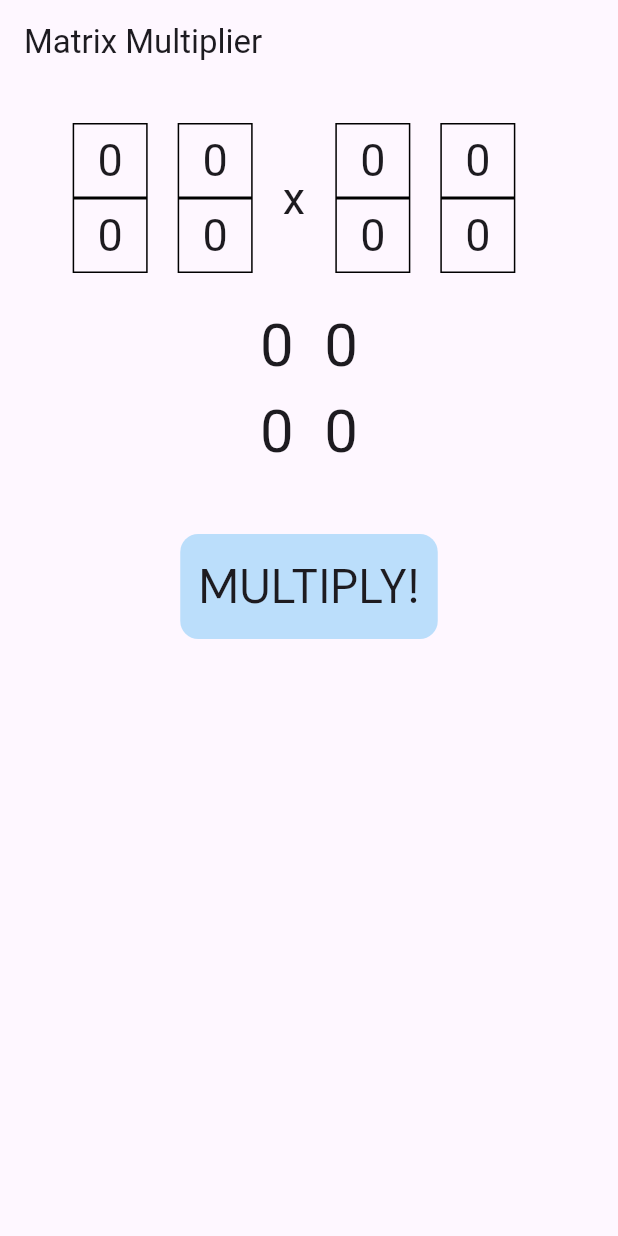
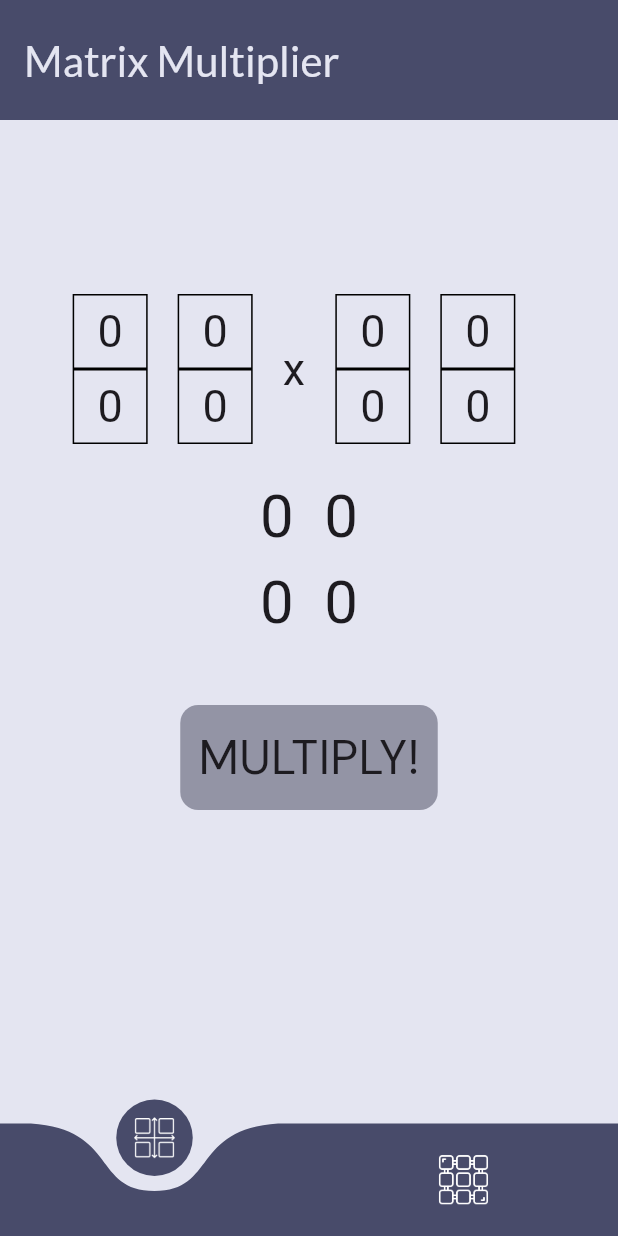
Before and after one commit to mayankKushwaha13/matrixMultiplierAppCodingWeek, a Flutter app: the screen it shows after launch, on a phone screen of 412 x 824 dp. Run offline on Flutter 3.47's test engine with Material 3 defaults, Android fonts, the phone set to English and light mode, and no system bars; drawn by our look-alikes of curved_navigation_bar; our stand-ins replace google_fonts.

Commit message:
subpart 2

```diff
--- /dev/null
+++ b/lib/2x2matrixPage.dart
@@ -0,0 +1,189 @@
+
+import 'package:flutter/material.dart';
+import 'package:google_fonts/google_fonts.dart';
+
+class MatrixMultiplyScreen extends StatefulWidget {
+  @override
+  _MatrixMultiplyScreenState createState() => _MatrixMultiplyScreenState();
+}
+
+class _MatrixMultiplyScreenState extends State<MatrixMultiplyScreen> {
+
+  int myIndex = 0;
+
+  int s11 = 0;
+  int s12 = 0;
+  int s21 = 0;
+  int s22 = 0;
+  int t11 = 0;
+  int t12 = 0;
+  int t21 = 0;
+  int t22 = 0;
+  int p11 = 0;
+  int p12 = 0;
+  int p21 = 0;
+  int p22 = 0;
+
+  void updateS(int row, int col) {
+    setState(() {
+      if (row == 0 && col == 0) {
+        s11 = (s11 + 1) % 10;
+      } else if (row == 0 && col == 1) {
+        s12 = (s12 + 1) % 10;
+      } else if (row == 1 && col == 0) {
+        s21 = (s21 + 1) % 10;
+      } else if (row == 1 && col == 1) {
+        s22 = (s22 + 1) % 10;
+      }
+    });
+  }
+
+  void updateT(int row, int col) {
+    setState(() {
+      if (row == 0 && col == 0) {
+        t11 = (t11 + 1) % 10;
+      } else if (row == 0 && col == 1) {
+        t12 = (t12 + 1) % 10;
+      } else if (row == 1 && col == 0) {
+        t21 = (t21 + 1) % 10;
+      } else if (row == 1 && col == 1) {
+        t22 = (t22 + 1) % 10;
+      }
+    });
+  }
+
+  void updateP()
+  {
+    setState(() {
+      p11 = s11*s21 + t11*s22;
+      p12 = s11*t21 + t11*t22;
+      p21 = s12*s21 + s22*t12;
+      p22 = s12*t21 + t12*t22;
+
+      p11 %= 10;
+      p12 %= 10;
+      p21 %= 10;
+      p22 %= 10;
+    });
+  }
+  @override
+  Widget build(BuildContext context) {
+    return SafeArea(
+      child: Scaffold(
+        backgroundColor: const Color.fromARGB(255, 228,229,241),
+        body: Padding(
+          padding: const EdgeInsets.all(16.0),
+          child: Column(
+            crossAxisAlignment: CrossAxisAlignment.center,
+            children: <Widget>[
+              // Text(
+              //   "Matrix Multiplier",
+              //   style: TextStyle(fontSize: 20),
+              // ),
+              SizedBox(height: 100),
+              Row(
+                mainAxisAlignment: MainAxisAlignment.center,
+                children: [
+                  Column(
+                    children: [
+                      _buildMatrixCell(s11, 0, 0, updateS),
+                      _buildMatrixCell(s12, 0, 1, updateS),
+                    ],
+                  ),
+                  SizedBox(width: 20),
+                  Column(
+                    children: [
+                      _buildMatrixCell(t11, 0, 0, updateT),
+                      _buildMatrixCell(t12, 0, 1, updateT),
+                    ],
+                  ),
+                  SizedBox(width: 20),
+                  Column(
+                    children: [
+                      Text("x", style: TextStyle(fontSize: 30)),
+                    ],
+                  ),
+                  SizedBox(width: 20),
+                  Column(
+                    children: [
+                      _buildMatrixCell(s21, 1, 0, updateS),
+                      _buildMatrixCell(s22, 1, 1, updateS),
+                    ],
+                  ),
+                  SizedBox(width: 20),
+                  Column(
+                    children: [
+                      _buildMatrixCell(t21, 1, 0, updateT),
+                      _buildMatrixCell(t22, 1, 1, updateT),
+                    ],
+                  ),
+                  SizedBox(width: 20),
+                ],
+              ),
+              SizedBox(height: 20),
+              Row(
+                mainAxisAlignment: MainAxisAlignment.center,
+                children: [
+                  Column(
+                    children: [
+                      Text("$p11",style: TextStyle(fontSize: 40,),),
+                      Text("$p21",style: TextStyle(fontSize: 40),),
+                    ],
+                  ),
+                  SizedBox(width: 20),
+                  Column(
+                    children: [
+                      Text("$p12",style: TextStyle(fontSize: 40),),
+                      Text("$p22",style: TextStyle(fontSize: 40),),
+                    ],
+                  ),
+                ],
+              ),
+              SizedBox(height: 40,),
+              Ink(
+                padding: EdgeInsets.all(12),
+                decoration: BoxDecoration(
+                  borderRadius: BorderRadius.circular(12),
+                  color: Color.fromARGB(255, 147, 148, 165),
+                ),
+                child: InkWell(
+                  onTap: () {
+                    updateP();
+                  },
+                  child: Text(
+                    "MULTIPLY!",
+                    style: GoogleFonts.dmSans(
+                      fontSize: 32,
+                    ),
+                  ),
+                ),
+              ),
+
+              SizedBox(height: 40,),
+
+            ],
+          ),
+        ),
+      ),
+    );
+  }
+
+  Widget _buildMatrixCell(int value, int row, int col, Function(int, int) onPressed) {
+    return GestureDetector(
+      onTap: () => onPressed(row, col),
+      child: Container(
+        width: 50,
+        height: 50,
+        decoration: BoxDecoration(
+          border: Border.all(),
+        ),
+        child: Center(
+          child: Text(
+            value.toString(),
+            style: TextStyle(fontSize: 30,),
+          ),
+        ),
+      ),
+    );
+  }
+}
--- /dev/null
+++ b/lib/homePage.dart
@@ -0,0 +1,70 @@
+import 'package:curved_navigation_bar/curved_navigation_bar.dart';
+import 'package:flutter/material.dart';
+import 'package:google_fonts/google_fonts.dart';
+import 'package:untitled4/2x2matrixPage.dart';
+import 'package:untitled4/3x3matrix.dart';
+
+class HomePage extends StatefulWidget {
+  const HomePage({super.key});
+
+  @override
+  State<HomePage> createState() => _HomePageState();
+}
+
+class _HomePageState extends State<HomePage> {
+
+  int myIndex = 0;
+
+  List<Widget> PageList = [
+    MatrixMultiplyScreen(),
+    Matrix3x3Page(),
+  ];
+  @override
+  Widget build(BuildContext context) {
+    return Scaffold(
+      backgroundColor: const Color.fromARGB(255, 228,229,241),
+      bottomNavigationBar: CurvedNavigationBar(
+          backgroundColor: Color.fromARGB(255, 228,229,241),
+          color: const Color.fromARGB(255, 72, 75, 106),
+          animationDuration: Duration(milliseconds: 300),
+          onTap: (index){
+            setState(() {
+              myIndex = index;
+            });
+          },
+          index: myIndex,
+          items: [
+            Container(
+              height: 35,
+              width: 35,
+              child: Image.asset('lib/assets/matrix.png',
+              color: Colors.white,
+              ),
+            ),
+            Container(
+              height: 35,
+              width: 35,
+              child: Column(
+                children: [
+                  Image.asset('lib/assets/locator.png',
+                  color: Colors.white,
+                  ),
+                ],
+              ),
+            ),
+          ],
+        ),
+
+        appBar: AppBar(
+          toolbarHeight: 80,
+          backgroundColor: Color.fromARGB(255, 72, 75, 106),
+          title: Text('Matrix Multiplier',
+          style: GoogleFonts.lato(
+            fontSize: 28,
+            color: Color.fromARGB(255, 228,229,241),
+          ),),
+        ),
+        body: PageList[myIndex],
+    );
+  }
+}
--- a/lib/main.dart
+++ b/lib/main.dart
@@ -1,5 +1,6 @@
+
 import 'package:flutter/material.dart';
-import 'package:google_fonts/google_fonts.dart';
+import 'package:untitled4/homePage.dart';
 
 void main() {
   runApp(MatrixMultiplyApp());
@@ -11,187 +12,7 @@ class MatrixMultiplyApp extends StatelessWidget {
     return MaterialApp(
       title: 'Matrix Multiplier',
       debugShowCheckedModeBanner: false,
-      home: MatrixMultiplyScreen(),
+      home: HomePage(),
     );
   }
 }
-
-class MatrixMultiplyScreen extends StatefulWidget {
-  @override
-  _MatrixMultiplyScreenState createState() => _MatrixMultiplyScreenState();
-}
-
-class _MatrixMultiplyScreenState extends State<MatrixMultiplyScreen> {
-  int s11 = 0;
-  int s12 = 0;
-  int s21 = 0;
-  int s22 = 0;
-  int t11 = 0;
-  int t12 = 0;
-  int t21 = 0;
-  int t22 = 0;
-  int p11 = 0;
-  int p12 = 0;
-  int p21 = 0;
-  int p22 = 0;
-
-  void updateS(int row, int col) {
-    setState(() {
-      if (row == 0 && col == 0) {
-        s11 = (s11 + 1) % 10;
-      } else if (row == 0 && col == 1) {
-        s12 = (s12 + 1) % 10;
-      } else if (row == 1 && col == 0) {
-        s21 = (s21 + 1) % 10;
-      } else if (row == 1 && col == 1) {
-        s22 = (s22 + 1) % 10;
-      }
-    });
-  }
-
-  void updateT(int row, int col) {
-    setState(() {
-      if (row == 0 && col == 0) {
-        t11 = (t11 + 1) % 10;
-      } else if (row == 0 && col == 1) {
-        t12 = (t12 + 1) % 10;
-      } else if (row == 1 && col == 0) {
-        t21 = (t21 + 1) % 10;
-      } else if (row == 1 && col == 1) {
-        t22 = (t22 + 1) % 10;
-      }
-    });
-  }
-
-  void updateP()
-  {
-    setState(() {
-      p11 = s11*s21 + t11*s22;
-      p12 = s11*t21 + t11*t22;
-      p21 = s12*s21 + s22*t12;
-      p22 = s12*t21 + t12*t22;
-
-      p11 %= 10;
-      p12 %= 10;
-      p21 %= 10;
-      p22 %= 10;
-    });
-  }
-  @override
-  Widget build(BuildContext context) {
-    return Scaffold(
-      appBar: AppBar(
-        title: Text('Matrix Multiplier'),
-      ),
-      body: Padding(
-        padding: const EdgeInsets.all(16.0),
-        child: Column(
-          crossAxisAlignment: CrossAxisAlignment.center,
-          children: <Widget>[
-            // Text(
-            //   "Matrix Multiplier",
-            //   style: TextStyle(fontSize: 20),
-            // ),
-            SizedBox(height: 10),
-            Row(
-              mainAxisAlignment: MainAxisAlignment.center,
-              children: [
-                Column(
-                  children: [
-                    _buildMatrixCell(s11, 0, 0, updateS),
-                    _buildMatrixCell(s12, 0, 1, updateS),
-                  ],
-                ),
-                SizedBox(width: 20),
-                Column(
-                  children: [
-                    _buildMatrixCell(t11, 0, 0, updateT),
-                    _buildMatrixCell(t12, 0, 1, updateT),
-                  ],
-                ),
-                SizedBox(width: 20),
-                Column(
-                  children: [
-                    Text("x", style: TextStyle(fontSize: 30)),
-                  ],
-                ),
-                SizedBox(width: 20),
-                Column(
-                  children: [
-                    _buildMatrixCell(s21, 1, 0, updateS),
-                    _buildMatrixCell(s22, 1, 1, updateS),
-                  ],
-                ),
-                SizedBox(width: 20),
-                Column(
-                  children: [
-                    _buildMatrixCell(t21, 1, 0, updateT),
-                    _buildMatrixCell(t22, 1, 1, updateT),
-                  ],
-                ),
-                SizedBox(width: 20),
-              ],
-            ),
-            SizedBox(height: 20),
-            Row(
-              mainAxisAlignment: MainAxisAlignment.center,
-              children: [
-                Column(
-                  children: [
-                    Text("$p11",style: TextStyle(fontSize: 40,),),
-                    Text("$p21",style: TextStyle(fontSize: 40),),
-                  ],
-                ),
-                SizedBox(width: 20),
-                Column(
-                  children: [
-                    Text("$p12",style: TextStyle(fontSize: 40),),
-                    Text("$p22",style: TextStyle(fontSize: 40),),
-                  ],
-                ),
-              ],
-            ),
-            SizedBox(height: 40,),
-            Ink(
-              padding: EdgeInsets.all(12),
-              decoration: BoxDecoration(
-                borderRadius: BorderRadius.circular(12),
-                color: Colors.blue.shade100,
-              ),
-              child: InkWell(
-                onTap: () {
-                  updateP();
-                },
-                child: Text(
-                  "MULTIPLY!",
-                  style: GoogleFonts.dmSans(
-                    fontSize: 32,
-                  ),
-                ),
-              ),
-            ),
-          ],
-        ),
-      ),
-    );
-  }
-
-  Widget _buildMatrixCell(int value, int row, int col, Function(int, int) onPressed) {
-    return GestureDetector(
-      onTap: () => onPressed(row, col),
-      child: Container(
-        width: 50,
-        height: 50,
-        decoration: BoxDecoration(
-          border: Border.all(),
-        ),
-        child: Center(
-          child: Text(
-            value.toString(),
-            style: TextStyle(fontSize: 30),
-          ),
-        ),
-      ),
-    );
-  }
-}
--- a/pubspec.yaml
+++ b/pubspec.yaml
@@ -36,6 +36,7 @@ dependencies:
   # Use with the CupertinoIcons class for iOS style icons.
   cupertino_icons: ^1.0.2
   google_fonts: 6.1.0
+  curved_navigation_bar: ^1.0.3
 
 dev_dependencies:
   flutter_test:
@@ -59,8 +60,8 @@ flutter:
   uses-material-design: true
 
   # To add assets to your application, add an assets section, like this:
-  # assets:
-  #   - images/a_dot_burr.jpeg
+  assets:
+    - lib/assets/
   #   - images/a_dot_ham.jpeg
 
   # An image asset can refer to one or more resolution-specific "variants", see
```
Also changed, not shown: lib/3x3matrix.dart (added, +263 -0 lines), lib/assets/locator.png (added), lib/assets/matrix.png (added), pubspec.lock, 1 other file.
